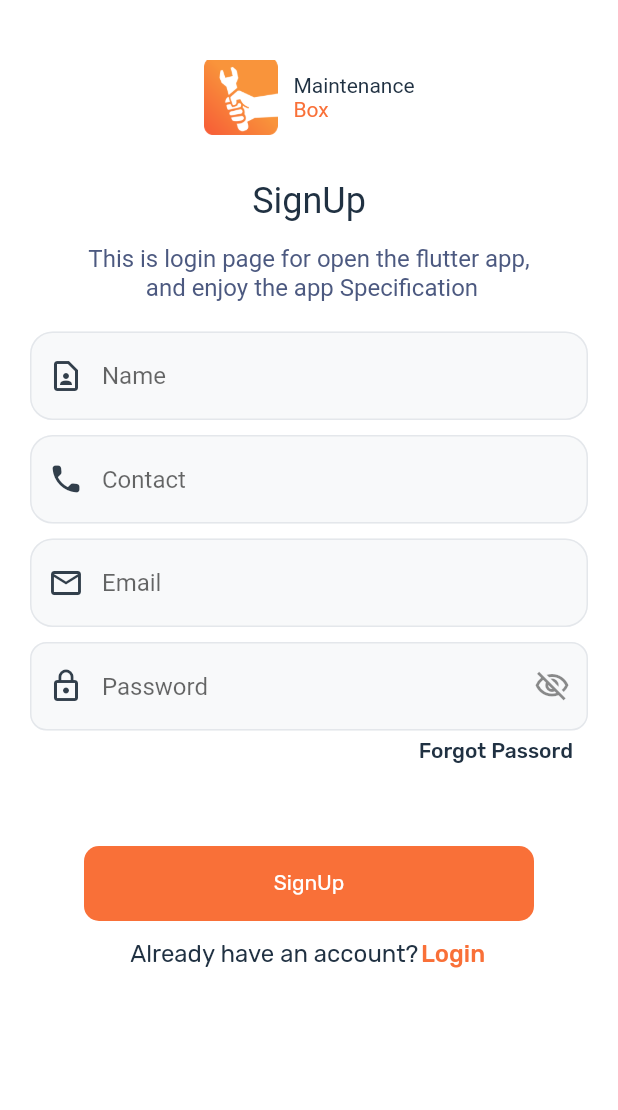
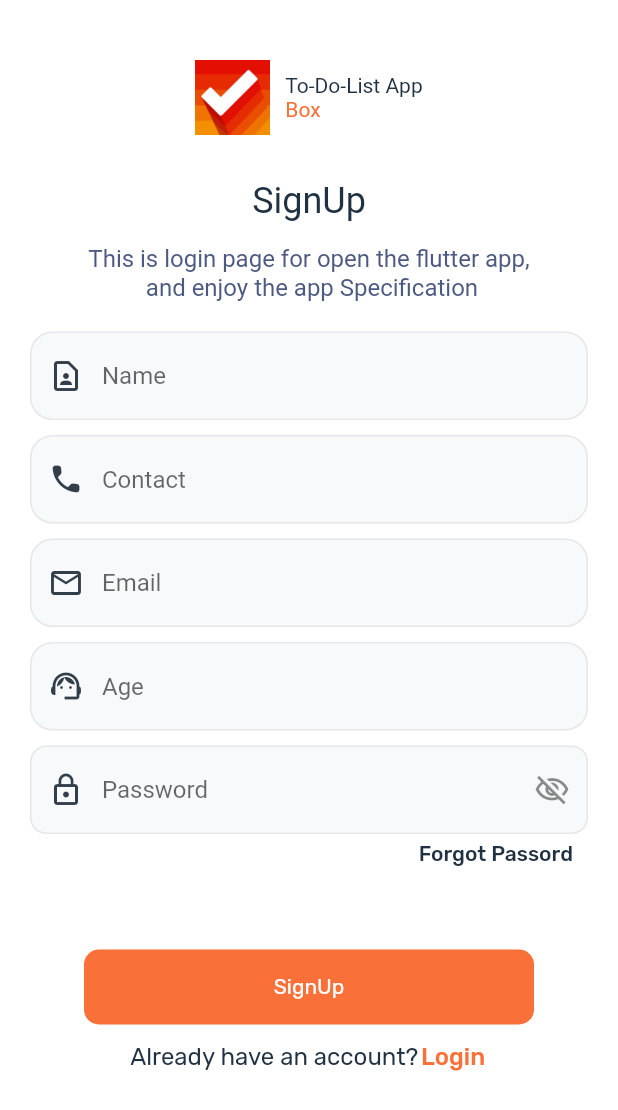
Before and after one commit to mhammadarain/Login_Signup_Page, a Flutter app: the screen it shows after launch, after a tap on "Sign Up", on a phone screen of 412 x 824 dp. Shown: the top 1110 px of the screen. Run offline on Flutter 3.47's test engine with Material 2 defaults, Android fonts, the phone set to English and light mode, and no system bars; our stand-ins replace font_awesome_flutter, shared_preferences; Roboto replaces fonts that are missing (Rubin Medium, Rubin Regular).

```diff
--- a/lib/login_page.dart
+++ b/lib/login_page.dart
@@ -1,10 +1,21 @@
 import 'package:flutter/material.dart';
+import 'package:login_signup_page/home_screen.dart';
 import 'package:login_signup_page/signup_page.dart';
+import 'package:login_signup_page/task_list_screen.dart';
+import 'package:shared_preferences/shared_preferences.dart';
 
 
-class LoginPage extends StatelessWidget {
+class LoginPage extends StatefulWidget {
   const LoginPage({super.key});
 
+  @override
+  State<LoginPage> createState() => _LoginPageState();
+}
+
+class _LoginPageState extends State<LoginPage> {
+
+  final emailController = TextEditingController();
+  final pwController = TextEditingController();
   @override
   Widget build(BuildContext context) {
     return MaterialApp(
@@ -12,6 +23,7 @@ class LoginPage extends StatelessWidget {
         home:  Scaffold(
           backgroundColor: Colors.white,
           body: SafeArea(
+            child: SingleChildScrollView(
               child: Column(
                 children: [
                   const SizedBox(height: 50,),
@@ -22,12 +34,12 @@ class LoginPage extends StatelessWidget {
                       Image(
                           height: 50,
                           width: 50,
-                        image: AssetImage("images/logo.png")),
+                          image: AssetImage("images/img.png")),
                       SizedBox(width: 10,),
                       Column(
                         crossAxisAlignment: CrossAxisAlignment.start,
                         children: [
-                        Text("Maintenance",
+                          Text("To-do-List App",
                             style: TextStyle(
                                 fontFamily: "Rubin Medium",
                                 color: Color(0xff203142)
@@ -57,11 +69,12 @@ class LoginPage extends StatelessWidget {
                         fontFamily: "Rubin Regular",
                         color: Color(0xff4C5980)),)),
 
-                const SizedBox(height: 30,),
+                  const SizedBox(height: 60),
 
                   Padding(
                     padding: const EdgeInsets.symmetric(horizontal: 20),
                     child: TextFormField(
+                      controller: emailController,
                       decoration: InputDecoration(
                         hintText: 'Email',
                         fillColor: const Color(0xffF8F9FA),
@@ -82,6 +95,7 @@ class LoginPage extends StatelessWidget {
                   Padding(
                     padding: const EdgeInsets.symmetric(horizontal: 20),
                     child: TextFormField(
+                      controller: pwController,
                       decoration: InputDecoration(
                         hintText: 'Password',
                         fillColor: const Color(0xffF8F9FA),
@@ -116,13 +130,27 @@ class LoginPage extends StatelessWidget {
                     ),
                   ),
 
-                const SizedBox(height: 100,),
+                  const SizedBox(height: 70,),
 
                   GestureDetector(
-                  onTap: (){
+                    onTap: ()async{
+
+                      SharedPreferences sp = await SharedPreferences.getInstance();
+                      String emailGet = sp.getString("email")??"";
+                      String pwGet = sp.getString("password")??"";
+
+
+                      if(emailController.text.toString().isNotEmpty &&
+                          pwController.text.toString().isNotEmpty &&
+                          emailController.text.toString()==emailGet &&
+                          pwController.text.toString()==pwGet){
                         Navigator.push(
                             context,
-                      MaterialPageRoute(builder: (context)=>const SignUpPage()));
+                            MaterialPageRoute(builder: (context)=> TaskListScreen()));
+                      }else{
+                        ScaffoldMessenger.of(context).showSnackBar(SnackBar(content: Text("Enter correct detail!")));
+                      }
+
                     },
                     child: Container(
                       height: 50,
@@ -169,6 +197,7 @@ class LoginPage extends StatelessWidget {
                 ],
               ),
             ),
+          ),
         )
     );
   }
--- a/lib/main.dart
+++ b/lib/main.dart
@@ -1,5 +1,9 @@
 import 'package:flutter/material.dart';
+import 'package:flutter/services.dart';
 import 'package:login_signup_page/signup_page.dart';
+
+import 'package:login_signup_page/task_list_screen.dart';
+import 'package:provider/provider.dart';
 
 import 'login_page.dart';
 
@@ -13,14 +17,17 @@ class MyApp extends StatelessWidget {
 
   @override
   Widget build(BuildContext context) {
-    return MaterialApp(
+    return ChangeNotifierProvider(
+        create: (context) => TaskListModel(),
+    child: MaterialApp(
       debugShowCheckedModeBanner: false,
       title: 'Flutter Demo',
       theme: ThemeData(
-        colorScheme: ColorScheme.fromSeed(seedColor: Colors.deepPurple),
+        colorScheme: ColorScheme.fromSeed(seedColor: Colors.deepOrange),
         useMaterial3: true,
       ),
-      home: const LoginPage(),
+      home: LoginPage(),
+    ),
     );
   }
 }
--- a/lib/signup_page.dart
+++ b/lib/signup_page.dart
@@ -1,9 +1,22 @@
 import 'package:flutter/material.dart';
 import 'package:login_signup_page/login_page.dart';
+import 'package:shared_preferences/shared_preferences.dart';
 
 
-class SignUpPage extends StatelessWidget {
+class SignUpPage extends StatefulWidget {
   const SignUpPage({super.key});
+
+  @override
+  State<SignUpPage> createState() => _SignUpPageState();
+}
+
+class _SignUpPageState extends State<SignUpPage> {
+
+  final nameController = TextEditingController();
+  final contactController = TextEditingController();
+  final emailController = TextEditingController();
+  final passwordController = TextEditingController();
+  final ageController = TextEditingController();
 
   @override
   Widget build(BuildContext context) {
@@ -12,6 +25,7 @@ class SignUpPage extends StatelessWidget {
         home:  Scaffold(
           backgroundColor: Colors.white,
           body: SafeArea(
+            child: SingleChildScrollView(
               child: Column(
                 children: [
                   const SizedBox(height: 40,),
@@ -22,12 +36,12 @@ class SignUpPage extends StatelessWidget {
                       Image(
                           height: 50,
                           width: 50,
-                        image: AssetImage("images/logo.png")),
+                          image: AssetImage("images/img.png")),
                       SizedBox(width: 10,),
                       Column(
                         crossAxisAlignment: CrossAxisAlignment.start,
                         children: [
-                        Text("Maintenance",
+                          Text("To-Do-List App",
                             style: TextStyle(
                                 fontFamily: "Rubin Medium",
                                 color: Color(0xff203142)
@@ -62,6 +76,7 @@ class SignUpPage extends StatelessWidget {
                   Padding(
                     padding: const EdgeInsets.symmetric(horizontal: 20),
                     child: TextFormField(
+                      controller: nameController,
                       decoration: InputDecoration(
                         hintText: 'Name',
                         fillColor: const Color(0xffF8F9FA),
@@ -82,6 +97,7 @@ class SignUpPage extends StatelessWidget {
                   Padding(
                     padding: const EdgeInsets.symmetric(horizontal: 20),
                     child: TextFormField(
+                      controller: contactController,
                       decoration: InputDecoration(
                         hintText: 'Contact',
                         fillColor: const Color(0xffF8F9FA),
@@ -102,6 +118,7 @@ class SignUpPage extends StatelessWidget {
                   Padding(
                     padding: const EdgeInsets.symmetric(horizontal: 20),
                     child: TextFormField(
+                      controller: emailController,
                       decoration: InputDecoration(
                         hintText: 'Email',
                         fillColor: const Color(0xffF8F9FA),
@@ -122,6 +139,28 @@ class SignUpPage extends StatelessWidget {
                   Padding(
                     padding: const EdgeInsets.symmetric(horizontal: 20),
                     child: TextFormField(
+                      controller: ageController,
+                      decoration: InputDecoration(
+                        hintText: 'Age',
+                        fillColor: const Color(0xffF8F9FA),
+                        filled: true,
+                        prefixIcon: const Icon(Icons.support_agent_outlined,color: Color(0xff323F4B),),
+                        focusedBorder: OutlineInputBorder(
+                          borderSide:const BorderSide(color: Color(0xffE4E7EB)),
+                          borderRadius: BorderRadius.circular(15),
+                        ),
+                        enabledBorder: OutlineInputBorder(
+                          borderSide:const BorderSide(color: Color(0xffE4E7EB)),
+                          borderRadius: BorderRadius.circular(15),
+                        ),
+                      ),
+                    ),
+                  ),
+                  const SizedBox(height: 10,),
+                  Padding(
+                    padding: const EdgeInsets.symmetric(horizontal: 20),
+                    child: TextFormField(
+                      controller: passwordController,
                       decoration: InputDecoration(
                         hintText: 'Password',
                         fillColor: const Color(0xffF8F9FA),
@@ -160,8 +199,26 @@ class SignUpPage extends StatelessWidget {
                   const SizedBox(height: 50,),
 
                   GestureDetector(
-                  onTap: (){
-                    Navigator.push(context, MaterialPageRoute(builder: (context)=>const LoginPage()));
+                    onTap: ()async{
+                      SharedPreferences sp = await SharedPreferences.getInstance();
+                      sp.setString("name", nameController.text.toString());
+                      sp.setString("contact", contactController.text.toString());
+                      sp.setString("email", emailController.text.toString());
+                      sp.setString("password", passwordController.text.toString());
+                      sp.setString("age", ageController.text.toString());
+
+
+                      if(nameController.text.toString().isNotEmpty &&
+                          contactController.text.toString().isNotEmpty &&
+                          emailController.text.toString().isNotEmpty &&
+                          passwordController.text.toString().isNotEmpty&&
+                          ageController.text.toString().isNotEmpty){
+                        Navigator.push(context,
+                          MaterialPageRoute(builder: (context) => const LoginPage()),
+                        );
+                      }else{
+                        ScaffoldMessenger.of(context).showSnackBar(SnackBar(content: Text("Fill ALl!")));
+                      }
                     },
                     child: Container(
                       height: 50,
@@ -179,6 +236,8 @@ class SignUpPage extends StatelessWidget {
                     ),
                   ),
                   const SizedBox(height: 12,),
+
+
                    Row(
                     mainAxisAlignment: MainAxisAlignment.center,
                     children: [
@@ -210,6 +269,7 @@ class SignUpPage extends StatelessWidget {
                 ],
               ),
             ),
+          ),
         )
     );
   }
--- /dev/null
+++ b/lib/task_model.dart
@@ -0,0 +1 @@
+// TODO Implement this library.
--- a/pubspec.yaml
+++ b/pubspec.yaml
@@ -32,9 +32,13 @@ dependencies:
     sdk: flutter
 
 
+
   # The following adds the Cupertino Icons font to your application.
   # Use with the CupertinoIcons class for iOS style icons.
   cupertino_icons: ^1.0.2
+  shared_preferences: ^2.2.2
+  provider: ^6.1.1
+  font_awesome_flutter: ^10.6.0
 
 dev_dependencies:
   flutter_test:
```
Also changed, not shown: lib/home_screen.dart (added, +121 -0 lines), lib/task_list_screen.dart (added, +255 -0 lines), images/img.png (added), pubspec.lock, 5 other files. Lines whose indentation alone changed are shown as unchanged.
